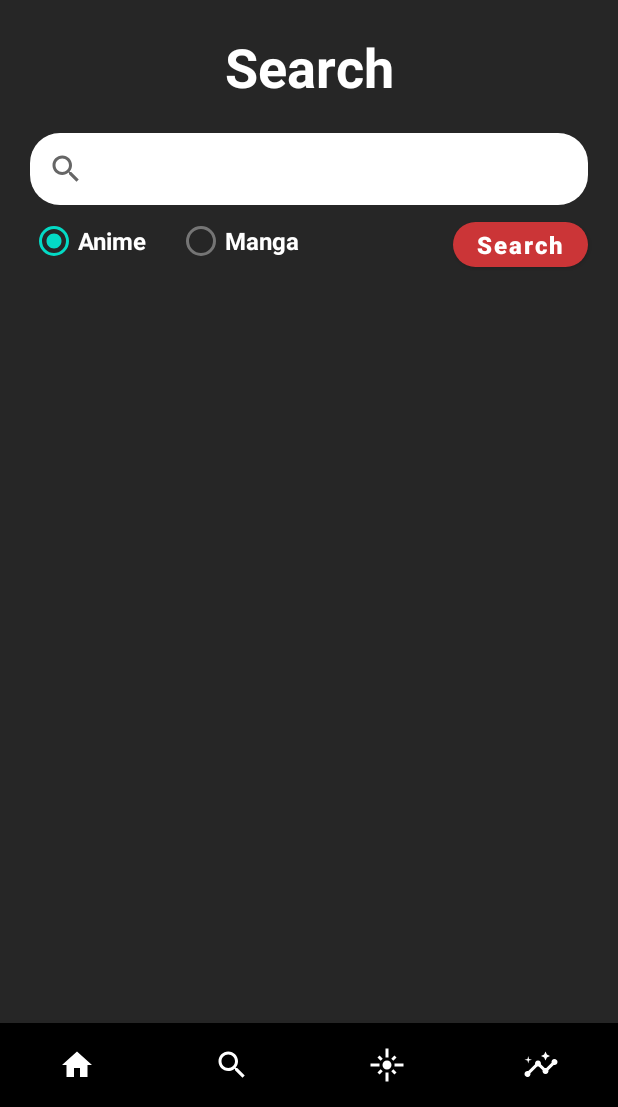
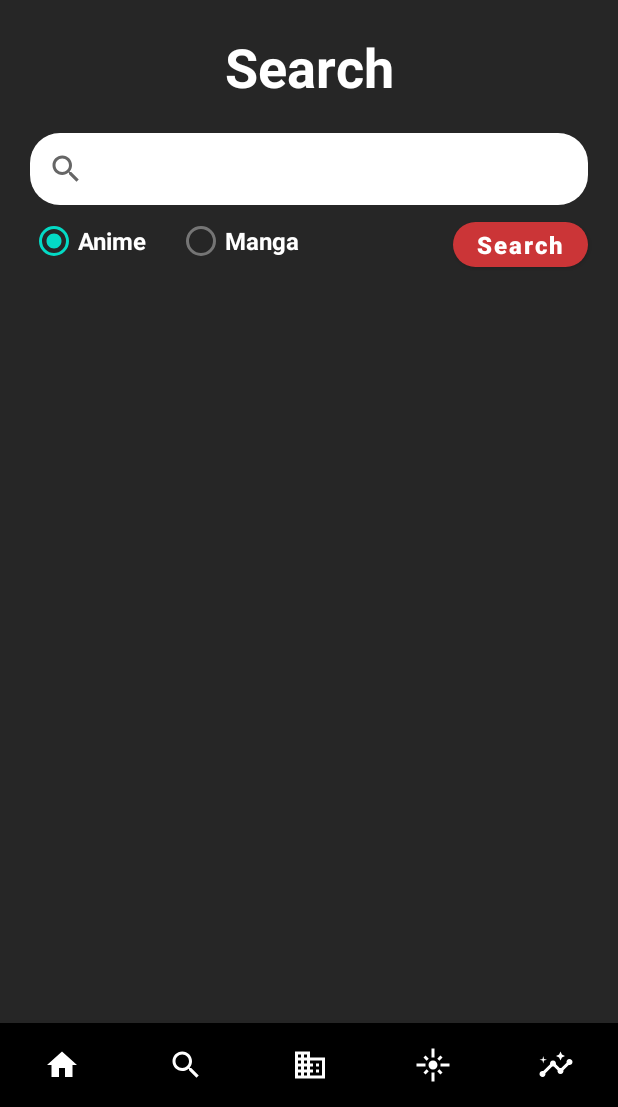
Before and after one commit to MrVictor42/myan, an Android app: the screen it shows after launch once a user with an empty profile is signed in (BaseLayout), item 2 of the bottom bar chosen, on a phone screen of 412 x 824 dp, the part 129-1236 px from its top. Run offline under Robolectric (Android 15) with nearby library versions, the phone set to English and light mode, and no system bars; our stand-ins replace Firebase (no records; nobody signed in at launch, a user with empty details on screens opened directly), Picasso; pictures from the network do not load.

Commit message:
Finish search and include category icon

```diff
--- a/app/src/main/java/com/victor/myan/api/SearchApi.kt
+++ b/app/src/main/java/com/victor/myan/api/SearchApi.kt
@@ -8,11 +8,8 @@ import retrofit2.http.Query
 
 interface SearchApi {
     @GET("search/{choice}")
-    fun getSearch(
+    fun search(
                 @Path("choice") choice : String,
                 @Query("q") searchQuery : String,
-                @Query("page") page : Int,
-                @Query("genre") genre : Int,
-                @Query("genre_exclude") genre_exclude : Int,
                 @Query("limit") limit : Int) : Call<JsonObject>
 }
--- a/app/src/main/java/com/victor/myan/fragments/SearchFragment.kt
+++ b/app/src/main/java/com/victor/myan/fragments/SearchFragment.kt
@@ -4,6 +4,7 @@ import android.app.Activity
 import android.content.Context
 import android.graphics.Color
 import android.os.Bundle
+import android.util.Log
 import androidx.fragment.app.Fragment
 import android.view.LayoutInflater
 import android.view.View
@@ -30,8 +31,7 @@ class SearchFragment : Fragment() {
     private lateinit var binding : FragmentSearchBinding
     private lateinit var animeAdapter: AnimeAdapter
     private val auxServicesImpl = AuxServicesImpl()
-    private val numsPage : Int = 1
-    private val limit : Int = 20
+    private val limit : Int = 16
     private val minLength : Int = 2
 
     companion object {
@@ -93,12 +93,9 @@ class SearchFragment : Fragment() {
                     recyclerViewSearch.adapter = animeAdapter
                     recyclerViewSearch.layoutManager = GridLayoutManager(context, 2)
 
-                    api.getSearch(
+                    api.search(
                         choiceUser,
                         search.query.toString(),
-                        numsPage,
-                        AnimeGenreEnum.Hentai.genre,
-                        AnimeGenreEnum.GenreExclude.genre,
                         limit
                     ).enqueue(object :
                         Callback<JsonObject> {
@@ -114,15 +111,12 @@ class SearchFragment : Fragment() {
                         ) {
                             if (response.isSuccessful) {
                                 val animeResponse = response.body()
+                                Log.e("Url: ",response.raw().request().url().toString())
                                 animeAdapter.anime.clear()
                                 if (animeResponse != null) {
                                     val results: JsonArray? =
                                         animeResponse.getAsJsonArray(TypesRequest.Results.type)
                                     if (results != null) {
-                                        messageSearch.text = auxServicesImpl.capitalize(
-                                            "were found ${results.size()} results"
-                                        )
-                                        messageSearch.setTextColor(Color.GREEN)
                                         for (result in 0 until results.size()) {
                                             val animeFound: JsonObject? =
                                                 results.get(result) as JsonObject?
--- /dev/null
+++ b/app/src/main/res/drawable/ic_catalog.xml
@@ -0,0 +1,5 @@
+<vector android:height="24dp" android:tint="#FFFFFF"
+    android:viewportHeight="24" android:viewportWidth="24"
+    android:width="24dp" xmlns:android="http://schemas.android.com/apk/res/android">
+    <path android:fillColor="@android:color/white" android:pathData="M12,7V3H2v18h20V7H12zM6,19H4v-2h2V19zM6,15H4v-2h2V15zM6,11H4V9h2V11zM6,7H4V5h2V7zM10,19H8v-2h2V19zM10,15H8v-2h2V15zM10,11H8V9h2V11zM10,7H8V5h2V7zM20,19h-8v-2h2v-2h-2v-2h2v-2h-2V9h8V19zM18,11h-2v2h2V11zM18,15h-2v2h2V15z"/>
+</vector>
--- a/app/src/main/res/menu/bottom_menu.xml
+++ b/app/src/main/res/menu/bottom_menu.xml
@@ -2,6 +2,7 @@
 <menu xmlns:android="http://schemas.android.com/apk/res/android">
     <item android:id="@+id/home" android:icon="@drawable/ic_home" android:title="@string/home"/>
     <item android:id="@+id/search" android:icon="@drawable/ic_search" android:title="@string/search"/>
+    <item android:id="@+id/catalog" android:icon="@drawable/ic_catalog" android:title="@string/catalog"/>
     <item android:id="@+id/season" android:icon="@drawable/ic_season" android:title="@string/season_animes"/>
     <item android:id="@+id/top" android:icon="@drawable/ic_top" android:title="@string/top_animes"/>
 </menu>
--- a/app/src/main/res/values/strings.xml
+++ b/app/src/main/res/values/strings.xml
@@ -9,6 +9,7 @@
     <string name="home">Home</string>
     <string name="search">Search</string>
     <string name="contact">Contact</string>
+    <string name="catalog">Catalog</string>
     <string name="your_lists">Your Lists</string>
     <string name="today_anime">Today Anime</string>
     <string name="season_animes">Season</string>
```
